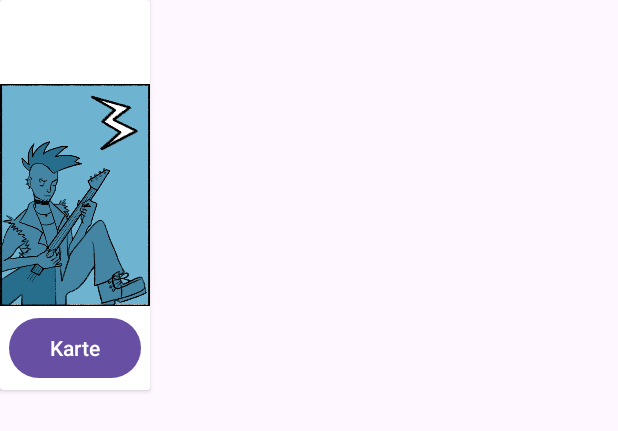
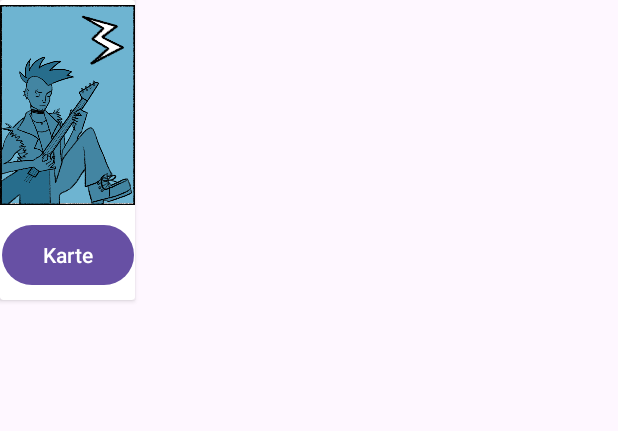
Before and after one commit to Sam21606/RainbowRumble, an Android app: the layout unocardclickable.xml on its own in the app's theme, with its tools: preview values and no code run, on a phone screen of 412 x 824 dp. Shown: the top 431 px of the screen. Run offline under Robolectric (Android 15) with nearby library versions, the phone set to English and light mode, and no system bars.

```diff
--- a/app/src/main/java/com/example/uunnoo/UnoCardAdapter.kt
+++ b/app/src/main/java/com/example/uunnoo/UnoCardAdapter.kt
@@ -6,7 +6,7 @@ import android.view.ViewGroup
 import android.widget.ImageView
 import androidx.recyclerview.widget.RecyclerView
 
-class UnoCardAdapter(private val unoList: List<UnoCardLink>) :
+class UnoCardAdapter(private val unoList: MutableList<UnoCardLink>) :
     RecyclerView.Adapter<UnoCardAdapter.CardViewHolder>() {
     class CardViewHolder (itemView: View) :RecyclerView.ViewHolder(itemView){
         val cardId : ImageView = itemView.findViewById(R.id.idOfCard)
@@ -26,7 +26,7 @@ class UnoCardAdapter(private val unoList: List<UnoCardLink>) :
 
     override fun onBindViewHolder(holder: CardViewHolder, position: Int) {
         val cards = unoList[position]
-        holder.cardId.setImageResource(cards.number)
+        holder.cardId.setImageResource(cards.link)
     }
 
 }
--- a/app/src/main/java/com/example/uunnoo/UnoCardLink.kt
+++ b/app/src/main/java/com/example/uunnoo/UnoCardLink.kt
@@ -1,3 +1,3 @@
 package com.example.uunnoo
 
-data class UnoCardLink(val number: Int)
+data class UnoCardLink(val link: Int)
--- a/app/src/main/res/layout/unocardclickable.xml
+++ b/app/src/main/res/layout/unocardclickable.xml
@@ -3,8 +3,8 @@
     xmlns:app="http://schemas.android.com/apk/res-auto"
     xmlns:tools="http://schemas.android.com/tools"
     android:id="@+id/idOfCardview"
-    android:layout_width="100dp"
-    android:layout_height="260dp">
+    android:layout_width="wrap_content"
+    android:layout_height="200dp">
 
     <androidx.constraintlayout.widget.ConstraintLayout
         android:layout_width="match_parent"
@@ -12,22 +12,22 @@
 
         <ImageView
             android:id="@+id/idOfCard"
-            android:layout_width="match_parent"
-            android:layout_height="wrap_content"
+            android:layout_width="90dp"
+            android:layout_height="140dp"
             android:src="@drawable/cardblue3"
             app:layout_constraintEnd_toEndOf="parent"
+            app:layout_constraintHorizontal_bias="0.0"
             app:layout_constraintStart_toStartOf="parent"
             app:layout_constraintTop_toTopOf="parent" />
 
         <Button
             android:layout_width="wrap_content"
             android:layout_height="wrap_content"
-            android:layout_marginBottom="4dp"
             android:text="Karte"
             app:layout_constraintBottom_toBottomOf="parent"
             app:layout_constraintEnd_toEndOf="parent"
-            app:layout_constraintHorizontal_bias="0.5"
-            app:layout_constraintStart_toStartOf="parent" />
+            app:layout_constraintStart_toStartOf="parent"
+            app:layout_constraintTop_toBottomOf="@+id/idOfCard" />
 
     </androidx.constraintlayout.widget.ConstraintLayout>
 
```
Also changed, not shown: app/build.gradle.kts (+5 -4 lines), app/src/main/java/com/example/uunnoo/Datastore.kt (+5 -4 lines), app/src/main/java/com/example/uunnoo/Game.kt (+11 -13 lines), app/src/main/res/layout/activity_game_2player.xml (+5 -2 lines).
